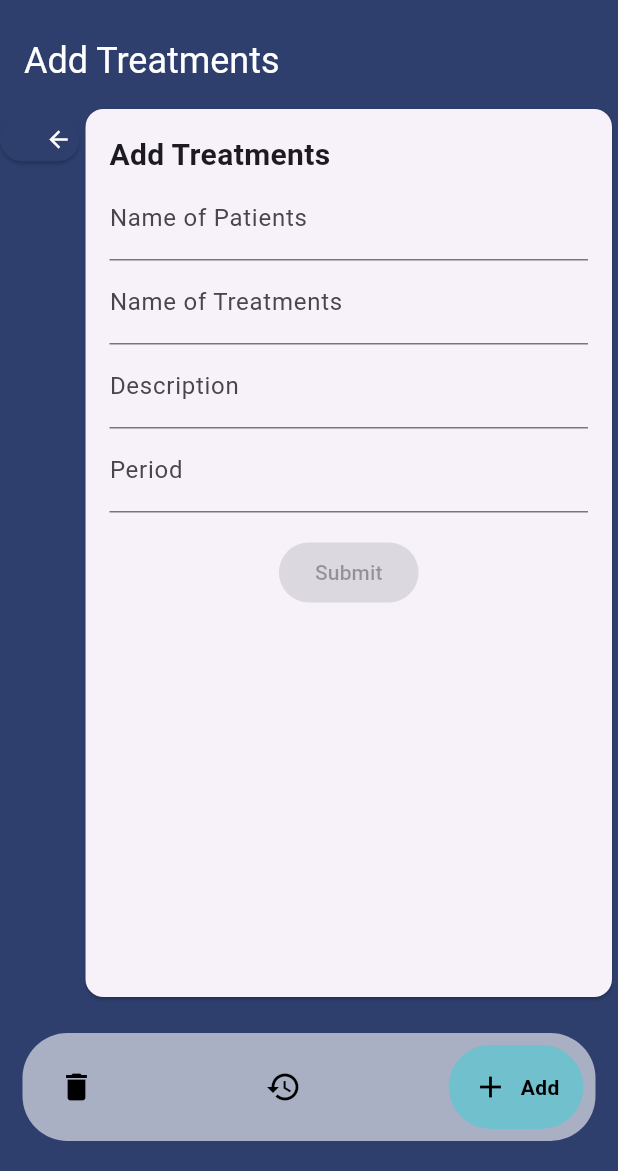
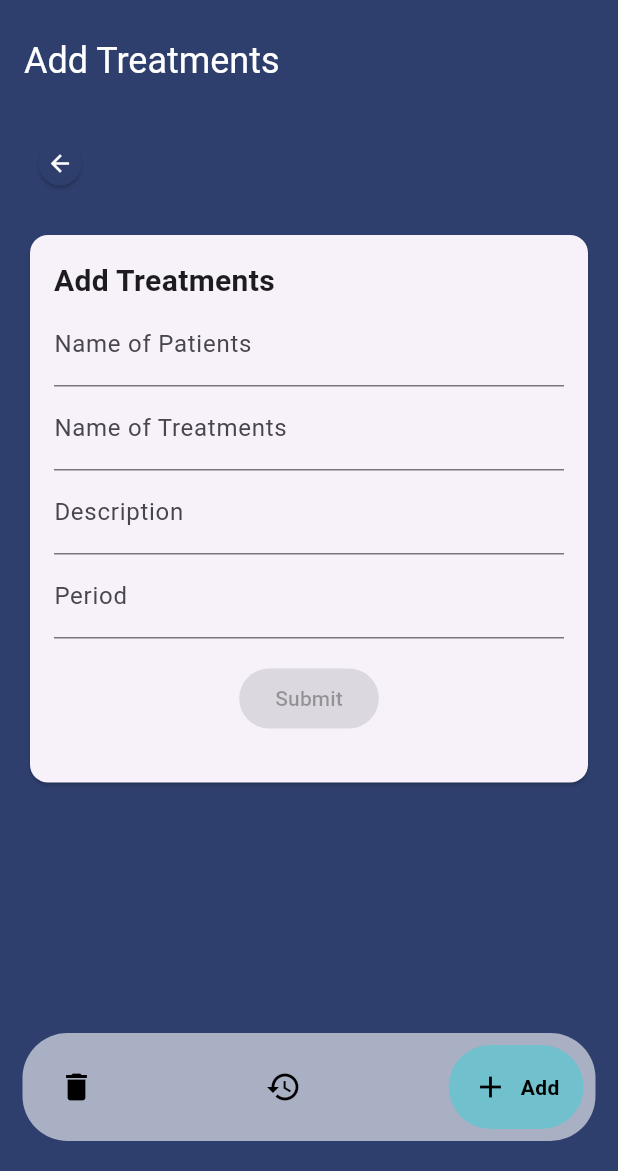
Before and after one commit to MedSolutions-SW65/MedSystemFlutter, a Flutter app: the screen it shows after launch, item 3 of the bottom bar chosen, on a phone screen of 412 x 824 dp, the part 65-1236 px from its top. Run offline on Flutter 3.47's test engine with Material 3 defaults, Android fonts, the phone set to English and light mode, and no system bars; drawn by our look-alikes of google_nav_bar; our stand-ins replace flutter_bloc; network calls fail.

Commit message:
fix: update position elements to add treatments page

```diff
--- a/medsystem_app/lib/presentation/treatments/add_treatments_page.dart
+++ b/medsystem_app/lib/presentation/treatments/add_treatments_page.dart
@@ -20,13 +20,15 @@ class _AddTreatmentsScreenState extends State<AddTreatmentsScreen> {
         backgroundColor: const Color.fromRGBO(46, 63, 110, 1),
       ),
       backgroundColor: const Color.fromRGBO(46, 63, 110, 1),
-      body: Center(
-        child: Row(
-          mainAxisAlignment: MainAxisAlignment.start,
+      body: SingleChildScrollView(
+        child: Padding(
+          padding: const EdgeInsets.all(16.0),
+          child: Column(
+            crossAxisAlignment: CrossAxisAlignment.start,
             children: [
-            Column(
-              children: [
-                ElevatedButton(
+              Align(
+                alignment: Alignment.topLeft,
+                child: ElevatedButton(
                   onPressed: () {
                     Navigator.pushReplacement(
                       context,
@@ -37,16 +39,14 @@ class _AddTreatmentsScreenState extends State<AddTreatmentsScreen> {
                   },
                   style: ElevatedButton.styleFrom(
                     backgroundColor: const Color.fromRGBO(46, 63, 110, 1),
-                    padding: const EdgeInsets.fromLTRB(30, 5, 5, 5),
+                    padding: const EdgeInsets.all(5),
                     minimumSize: const Size(20, 30),
                   ),
                   child: const Icon(Icons.arrow_back, color: Colors.white),
                 ),
-              ],
               ),
               const SizedBox(height: 20),
-            Expanded(
-              child: Card(
+              Card(
                 child: Padding(
                   padding: const EdgeInsets.all(16.0),
                   child: Column(
@@ -69,7 +69,8 @@ class _AddTreatmentsScreenState extends State<AddTreatmentsScreen> {
                                   return 'Please enter some text';
                                 }
                                 return null;
-                                  }),
+                              },
+                            ),
                             TextFormField(
                               decoration: const InputDecoration(
                                   labelText: 'Name of Treatments'),
@@ -78,7 +79,8 @@ class _AddTreatmentsScreenState extends State<AddTreatmentsScreen> {
                                   return 'Please enter some text';
                                 }
                                 return null;
-                                  }),
+                              },
+                            ),
                             TextFormField(
                               decoration: const InputDecoration(
                                   labelText: 'Description'),
@@ -87,31 +89,36 @@ class _AddTreatmentsScreenState extends State<AddTreatmentsScreen> {
                                   return 'Please enter some text';
                                 }
                                 return null;
-                                  }),
+                              },
+                            ),
                             TextFormField(
-                                  decoration: const InputDecoration(
-                                      labelText: 'Period'),
+                              decoration:
+                                  const InputDecoration(labelText: 'Period'),
                               validator: (String? value) {
                                 if (value == null || value.isEmpty) {
                                   return 'Please enter some text';
                                 }
                                 return null;
-                                  }),
+                              },
+                            ),
                             const Padding(
                               padding: EdgeInsets.symmetric(vertical: 16.0),
                               child: ElevatedButton(
-                                    onPressed: null, child: Text("Submit")),
-                              )
-                            ],
-                          ),
-                        )
-                      ],
-                    )),
+                                onPressed: null,
+                                child: Text("Submit"),
                               ),
                             ),
                           ],
                         ),
                       ),
+                    ],
+                  ),
+                ),
+              ),
+            ],
+          ),
+        ),
+      ),
     );
   }
 }
```
Lines whose indentation alone changed are shown as unchanged.
